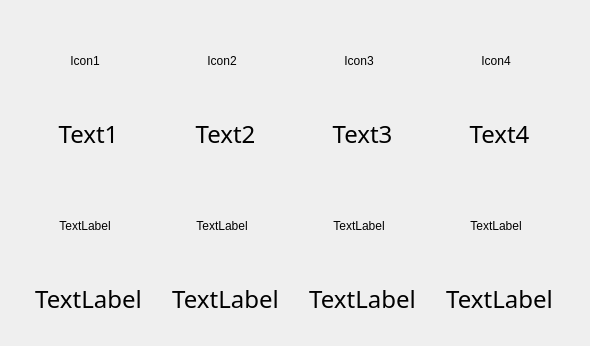
Before: the Qt Designer form app/widgets/launcher/launcher.ui in Secozzi/Gymnasiearbete, drawn with Qt 5.
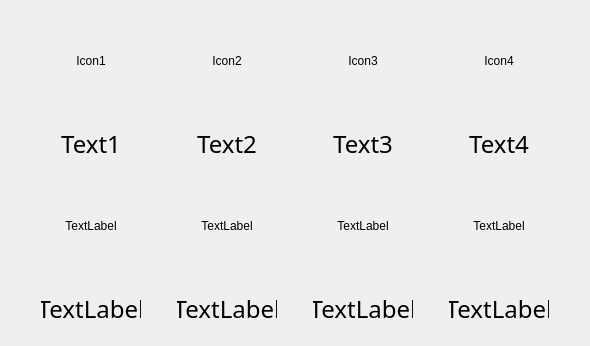
After: the same form once the commit is applied.

Commit message: Done with app launcher and VLC

The edit to the form file:
```diff
--- a/app/widgets/launcher/launcher.ui
+++ b/app/widgets/launcher/launcher.ui
@@ -16,6 +16,12 @@
   <layout class="QGridLayout" name="gridLayout">
    <item row="3" column="3">
     <widget class="QLabel" name="text_7">
+     <property name="maximumSize">
+      <size>
+       <width>100</width>
+       <height>16777215</height>
+      </size>
+     </property>
      <property name="font">
       <font>
        <family>Cascadia Mono</family>
@@ -26,12 +32,21 @@
       <string>TextLabel</string>
      </property>
      <property name="alignment">
-      <set>Qt::AlignHCenter|Qt::AlignTop</set>
+      <set>Qt::AlignCenter</set>
+     </property>
+     <property name="wordWrap">
+      <bool>true</bool>
      </property>
     </widget>
    </item>
    <item row="3" column="2">
     <widget class="QLabel" name="text_6">
+     <property name="maximumSize">
+      <size>
+       <width>100</width>
+       <height>16777215</height>
+      </size>
+     </property>
      <property name="font">
       <font>
        <family>Cascadia Mono</family>
@@ -42,7 +57,10 @@
       <string>TextLabel</string>
      </property>
      <property name="alignment">
-      <set>Qt::AlignHCenter|Qt::AlignTop</set>
+      <set>Qt::AlignCenter</set>
+     </property>
+     <property name="wordWrap">
+      <bool>true</bool>
      </property>
     </widget>
    </item>
@@ -70,6 +88,12 @@
    </item>
    <item row="3" column="1">
     <widget class="QLabel" name="text_5">
+     <property name="maximumSize">
+      <size>
+       <width>100</width>
+       <height>16777215</height>
+      </size>
+     </property>
      <property name="font">
       <font>
        <family>Cascadia Mono</family>
@@ -80,12 +104,21 @@
       <string>TextLabel</string>
      </property>
      <property name="alignment">
-      <set>Qt::AlignHCenter|Qt::AlignTop</set>
+      <set>Qt::AlignCenter</set>
+     </property>
+     <property name="wordWrap">
+      <bool>true</bool>
      </property>
     </widget>
    </item>
    <item row="1" column="3">
     <widget class="QLabel" name="text_3">
+     <property name="maximumSize">
+      <size>
+       <width>100</width>
+       <height>16777215</height>
+      </size>
+     </property>
      <property name="font">
       <font>
        <family>Cascadia Mono</family>
@@ -96,12 +129,21 @@
       <string>Text4</string>
      </property>
      <property name="alignment">
-      <set>Qt::AlignHCenter|Qt::AlignTop</set>
+      <set>Qt::AlignCenter</set>
+     </property>
+     <property name="wordWrap">
+      <bool>true</bool>
      </property>
     </widget>
    </item>
    <item row="1" column="0">
     <widget class="QLabel" name="text_0">
+     <property name="maximumSize">
+      <size>
+       <width>100</width>
+       <height>16777215</height>
+      </size>
+     </property>
      <property name="font">
       <font>
        <family>Cascadia Mono</family>
@@ -112,7 +154,10 @@
       <string>Text1</string>
      </property>
      <property name="alignment">
-      <set>Qt::AlignHCenter|Qt::AlignTop</set>
+      <set>Qt::AlignCenter</set>
+     </property>
+     <property name="wordWrap">
+      <bool>true</bool>
      </property>
     </widget>
    </item>
@@ -206,6 +251,12 @@
    </item>
    <item row="3" column="0">
     <widget class="QLabel" name="text_4">
+     <property name="maximumSize">
+      <size>
+       <width>100</width>
+       <height>16777215</height>
+      </size>
+     </property>
      <property name="font">
       <font>
        <family>Cascadia Mono</family>
@@ -216,7 +267,10 @@
       <string>TextLabel</string>
      </property>
      <property name="alignment">
-      <set>Qt::AlignHCenter|Qt::AlignTop</set>
+      <set>Qt::AlignCenter</set>
+     </property>
+     <property name="wordWrap">
+      <bool>true</bool>
      </property>
     </widget>
    </item>
@@ -266,6 +320,12 @@
    </item>
    <item row="1" column="1">
     <widget class="QLabel" name="text_1">
+     <property name="maximumSize">
+      <size>
+       <width>100</width>
+       <height>16777215</height>
+      </size>
+     </property>
      <property name="font">
       <font>
        <family>Cascadia Mono</family>
@@ -276,12 +336,21 @@
       <string>Text2</string>
      </property>
      <property name="alignment">
-      <set>Qt::AlignHCenter|Qt::AlignTop</set>
+      <set>Qt::AlignCenter</set>
+     </property>
+     <property name="wordWrap">
+      <bool>true</bool>
      </property>
     </widget>
    </item>
    <item row="1" column="2">
     <widget class="QLabel" name="text_2">
+     <property name="maximumSize">
+      <size>
+       <width>100</width>
+       <height>16777215</height>
+      </size>
+     </property>
      <property name="font">
       <font>
        <family>Cascadia Mono</family>
@@ -292,7 +361,10 @@
       <string>Text3</string>
      </property>
      <property name="alignment">
-      <set>Qt::AlignHCenter|Qt::AlignTop</set>
+      <set>Qt::AlignCenter</set>
+     </property>
+     <property name="wordWrap">
+      <bool>true</bool>
      </property>
     </widget>
    </item>
```
The commit also changes 16 other files.
